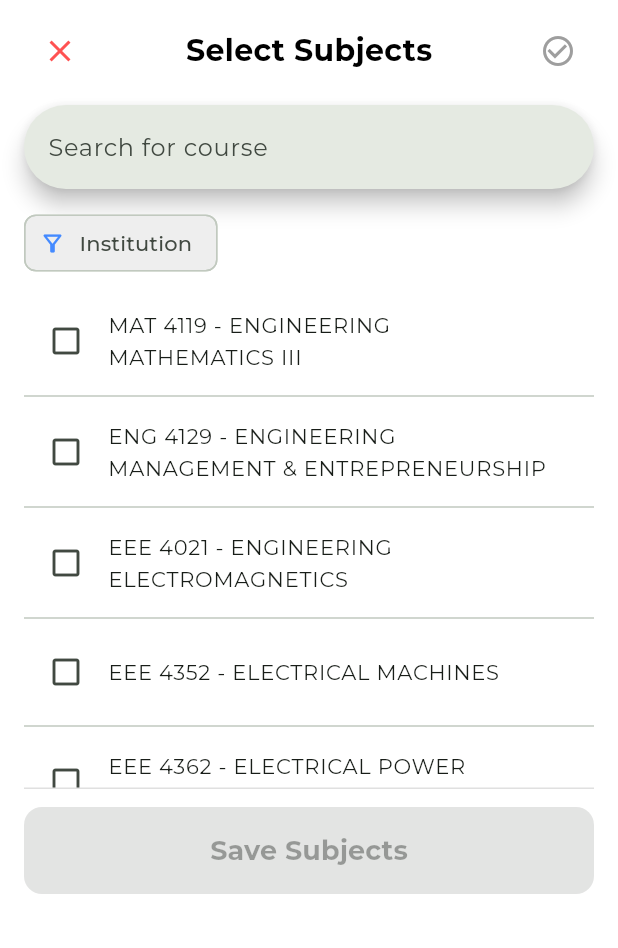
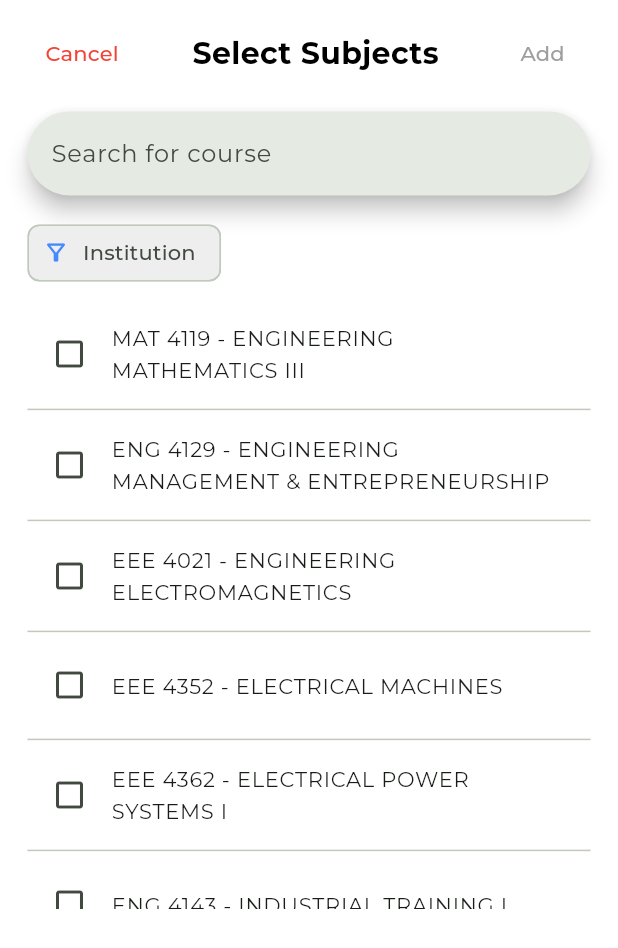
Before and after one commit to KanyantaM/reviza, a Flutter app: the HomeBottomSheetView widget shown alone on an empty page, opened directly with empty values, on a phone screen of 412 x 824 dp. Shown: the top 948 px of the screen. Run offline on Flutter 3.47's test engine with Material 3 defaults, Android fonts, the phone set to English and light mode, and no system bars; our stand-ins replace animate_do, banner_carousel, bloc, cloud_firestore, dio, dotted_border and 22 more; missing offline and left inert: flow_builder, flutter_highlighter, syncfusion_flutter_pdfviewer; accounts and stored records are empty.

Commit message:
fixing the bottom sheet

```diff
--- a/flutter_app/lib/features/edit_courses/view/home_button/views/home_bottomsheet_view.dart
+++ b/flutter_app/lib/features/edit_courses/view/home_button/views/home_bottomsheet_view.dart
@@ -1,4 +1,5 @@
 import 'package:flutter/material.dart';
+import 'package:flutter_screenutil/flutter_screenutil.dart';
 import 'package:reviza/features/edit_courses/view/home_button/views/components/add_subject_listile.dart';
 import 'package:reviza/features/edit_courses/view/home_button/views/components/filter_dialogue.dart';
 import 'package:reviza/widgets/search_widget.dart';
@@ -25,14 +26,18 @@ class _HomeBottomSheetViewState extends State<HomeBottomSheetView> {
   final ValueNotifier<List<String>> _searchResults = ValueNotifier([]);
   final ValueNotifier<bool> _isSearching = ValueNotifier(false);
 
-  String _university = '';
-  String _school = '';
-  String _department = '';
-  String _year = '';
+  String? _university;
+  String? _school;
+  String? _department;
+  String? _year;
 
   Future<void> _startFromScratch() async {
-    _filteredCourses.value =
-        await filterBy(_university, _school, _department, _year);
+    _filteredCourses.value = await filterBy(
+      _university ?? '',
+      _school ?? '',
+      _department ?? '',
+      _year ?? '',
+    );
   }
 
   @override
@@ -54,6 +59,16 @@ class _HomeBottomSheetViewState extends State<HomeBottomSheetView> {
     });
   }
 
+  void _resetFilter(int depth) {
+    setState(() {
+      if (depth == 1) _university = null;
+      if (depth == 2) _school = null;
+      if (depth == 3) _department = null;
+      if (depth == 4) _year = null;
+      _startFromScratch();
+    });
+  }
+
   @override
   Widget build(BuildContext context) {
     return DraggableScrollableSheet(
@@ -63,25 +78,24 @@ class _HomeBottomSheetViewState extends State<HomeBottomSheetView> {
       expand: false,
       builder: (context, scrollController) {
         return Container(
-          padding: EdgeInsets.symmetric(horizontal: 16, vertical: 10),
+          padding: EdgeInsets.symmetric(horizontal: 16.w, vertical: 10.h),
           decoration: BoxDecoration(
             color: Colors.white,
-            borderRadius: BorderRadius.vertical(top: Radius.circular(20)),
+            borderRadius: BorderRadius.vertical(top: Radius.circular(20.r)),
           ),
           child: Column(
             crossAxisAlignment: CrossAxisAlignment.start,
             children: [
-              _buildHeader(),
-              SizedBox(height: 12),
+              _buildActionButtons(),
+              SizedBox(height: 12.h),
               SearchWidget(
                 searchItems: _filteredCourses.value,
                 onChanged: _onSearchChanged,
               ),
-              SizedBox(height: 12),
+              SizedBox(height: 12.h),
               _buildFilterChips(),
-              SizedBox(height: 12),
+              SizedBox(height: 12.h),
               Expanded(child: _buildCourseList(scrollController)),
-              _buildBottomActionBar(),
             ],
           ),
         );
@@ -89,29 +103,30 @@ class _HomeBottomSheetViewState extends State<HomeBottomSheetView> {
     );
   }
 
-  Widget _buildHeader() {
+  Widget _buildActionButtons() {
     return Row(
       mainAxisAlignment: MainAxisAlignment.spaceBetween,
       children: [
-        IconButton(
+        TextButton(
           onPressed: () => Navigator.pop(context),
-          icon: const Icon(Icons.close, color: Colors.redAccent),
+          child: Text("Cancel", style: TextStyle(color: Colors.red)),
         ),
-        const Text(
+        Text(
           'Select Subjects',
           style: TextStyle(fontSize: 20, fontWeight: FontWeight.bold),
         ),
-        IconButton(
+        TextButton(
           onPressed: _selectedSubjects.isNotEmpty
               ? () {
                   Navigator.pop(context);
                   widget.onSave(_selectedSubjects);
                 }
               : null,
-          icon: Icon(
-            Icons.check_circle_outline,
-            color: _selectedSubjects.isNotEmpty ? Colors.green : Colors.grey,
-          ),
+          child: Text("Add",
+              style: TextStyle(
+                  color: _selectedSubjects.isNotEmpty
+                      ? Colors.green
+                      : Colors.grey)),
         ),
       ],
     );
@@ -119,34 +134,35 @@ class _HomeBottomSheetViewState extends State<HomeBottomSheetView> {
 
   Widget _buildFilterChips() {
     return Wrap(
-      spacing: 8,
-      runSpacing: 8,
+      spacing: 8.w,
+      runSpacing: 8.h,
       children: [
         _buildFilterChip('Institution', _university, 1),
-        if (_university.isNotEmpty) _buildFilterChip('School', _school, 2),
-        if (_school.isNotEmpty) _buildFilterChip('Department', _department, 3),
-        if (_department.isNotEmpty) _buildFilterChip('Year', _year, 4),
+        if (_university != null) _buildFilterChip('School', _school, 2),
+        if (_school != null) _buildFilterChip('Department', _department, 3),
+        if (_department != null) _buildFilterChip('Year', _year, 4),
       ],
     );
   }
 
-  Widget _buildFilterChip(String label, String value, int depth) {
+  Widget _buildFilterChip(String label, String? value, int depth) {
     return GestureDetector(
-      onTap: () =>
-          showFilterDialogue(context, depth, (uni, sch, dep, yr) async {
-        _filteredCourses.value = await filterBy(uni, sch, dep, yr);
-        setState(() {
-          _university = uni;
-          _school = sch;
-          _department = dep;
-          _year = yr;
-        });
-      }),
+      onTap: () => value == null
+          ? showFilterDialogue(context, depth, (uni, sch, dep, yr) async {
+              _filteredCourses.value = await filterBy(uni, sch, dep, yr);
+              setState(() {
+                if (depth == 1) _university = uni;
+                if (depth == 2) _school = sch;
+                if (depth == 3) _department = dep;
+                if (depth == 4) _year = yr;
+              });
+            })
+          : _resetFilter(depth),
       child: Chip(
-        backgroundColor: value.isNotEmpty
-            ? Colors.blueAccent.withValues(alpha: 0.2)
+        backgroundColor: value != null
+            ? Colors.blueAccent.withOpacity(0.2)
             : Colors.grey.shade200,
-        label: Text(label),
+        label: Text(value ?? label),
         avatar: Icon(
           Icons.filter_alt_outlined,
           size: 18,
@@ -164,7 +180,6 @@ class _HomeBottomSheetViewState extends State<HomeBottomSheetView> {
           valueListenable: isSearching ? _searchResults : _filteredCourses,
           builder: (_, courses, __) {
             if (courses.isEmpty) return _buildEmptyState();
-
             return ListView.builder(
               controller: scrollController,
               itemCount: courses.length,
@@ -181,50 +196,11 @@ class _HomeBottomSheetViewState extends State<HomeBottomSheetView> {
   }
 
   Widget _buildEmptyState() {
-    return Column(
-      mainAxisAlignment: MainAxisAlignment.center,
-      children: [
-        const Text(
-          'No courses found.\nPlease contact us to add your course!',
-          textAlign: TextAlign.center,
-          style: TextStyle(fontSize: 16, fontWeight: FontWeight.w600),
-        ),
-      ],
-    );
-  }
-
-  Widget _buildBottomActionBar() {
-    return Container(
-      padding: EdgeInsets.symmetric(vertical: 12),
-      decoration: BoxDecoration(
-        border: Border(top: BorderSide(color: Colors.grey.shade300)),
-      ),
-      child: Row(
-        children: [
-          Expanded(
-            child: ElevatedButton(
-              onPressed: _selectedSubjects.isNotEmpty
-                  ? () {
-                      Navigator.pop(context);
-                      widget.onSave(_selectedSubjects);
-                    }
-                  : null,
-              style: ElevatedButton.styleFrom(
-                backgroundColor: _selectedSubjects.isNotEmpty
-                    ? Theme.of(context).primaryColor
-                    : Colors.grey,
-                foregroundColor: Colors.white,
-                shape: RoundedRectangleBorder(
-                    borderRadius: BorderRadius.circular(12)),
-                padding: EdgeInsets.symmetric(vertical: 16),
-              ),
-              child: Text(
-                "Save Subjects",
-                style: TextStyle(fontSize: 18, fontWeight: FontWeight.bold),
-              ),
-            ),
-          ),
-        ],
+    return Center(
+      child: Text(
+        'No courses found. Please contact us to add your course!',
+        textAlign: TextAlign.center,
+        style: TextStyle(fontSize: 16, fontWeight: FontWeight.w600),
       ),
     );
   }
```
